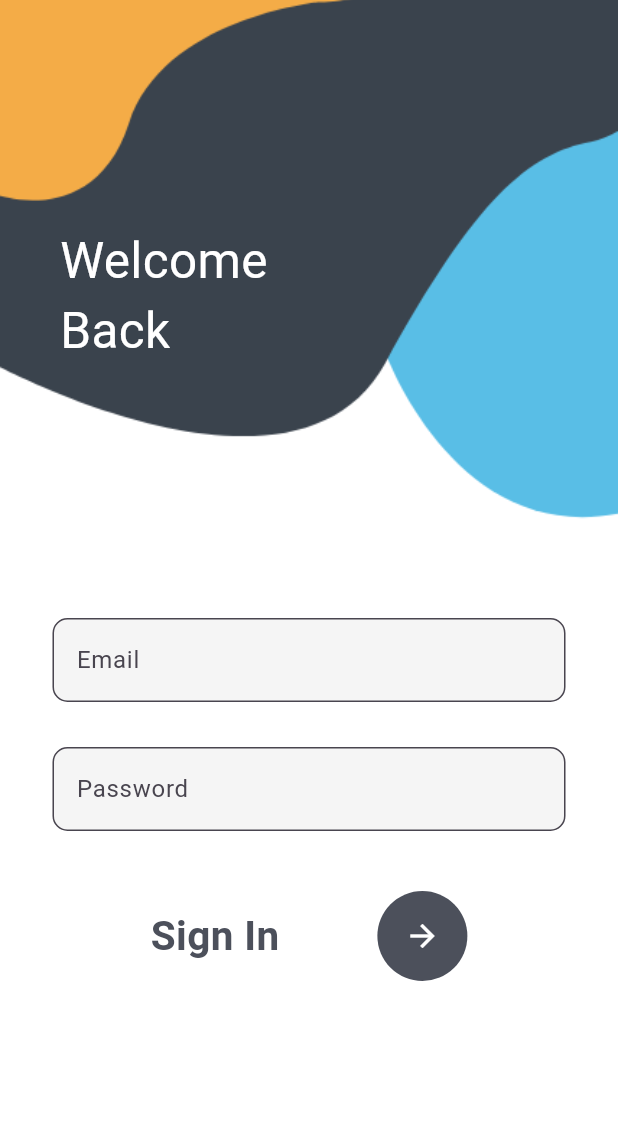
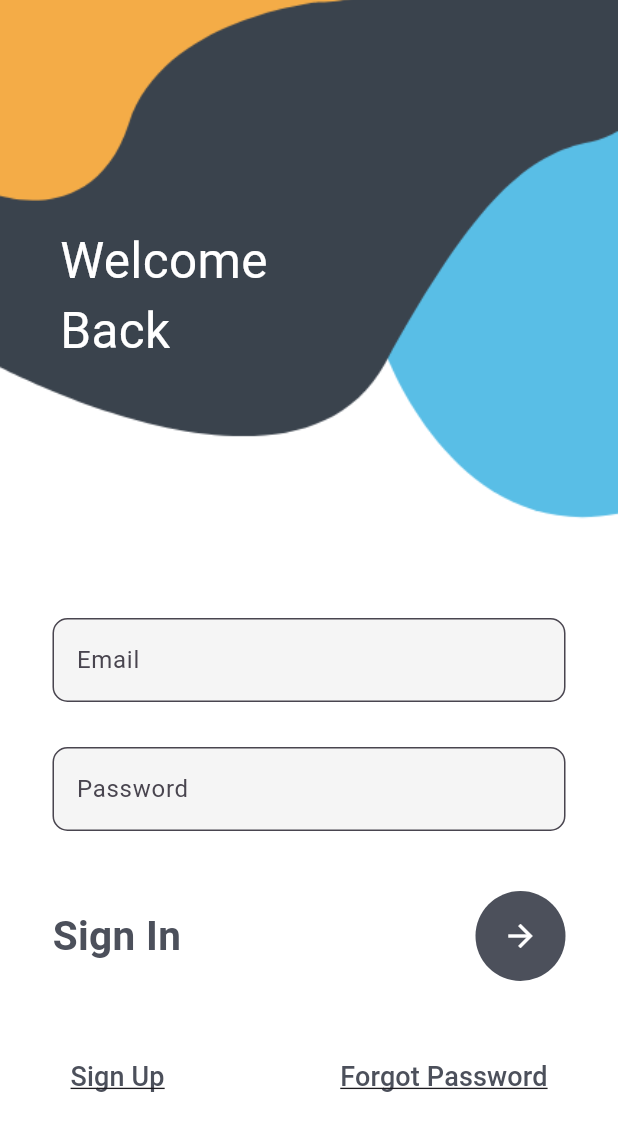
Before and after one commit to AKVrockzzz/Developer, a Flutter app: the screen it shows after launch, after a tap on the "arrow forward" icon, on a phone screen of 412 x 824 dp. Shown: the top 1131 px of the screen. Run offline on Flutter 3.47's test engine with Material 3 defaults, Android fonts, the phone set to English and light mode, and no system bars.

```diff
--- a/login_signup_page/lib/login.dart
+++ b/login_signup_page/lib/login.dart
@@ -62,11 +62,12 @@ class _MyLoginState extends State<MyLogin> {
                       height: 40,
                     ),
                     Row(
-                      mainAxisAlignment: MainAxisAlignment.spaceEvenly,
+                      mainAxisAlignment: MainAxisAlignment.spaceBetween,
                       children: [
                         Text('Sign In', style: TextStyle(
                           color: Color(0xff4c505b),
-                          fontSize: 27, fontWeight: FontWeight.w700
+                          fontSize: 27, fontWeight: FontWeight.w700,
+
                         ),),
                         CircleAvatar(
                           radius: 30,
@@ -76,6 +77,24 @@ class _MyLoginState extends State<MyLogin> {
                               onPressed: (){},
                               icon: Icon(Icons.arrow_forward)),
                         )
+                      ],
+                    ),
+                    SizedBox(height: 40,),
+                    Row(
+                      mainAxisAlignment: MainAxisAlignment.spaceBetween,
+                      children: [
+                        TextButton(onPressed: (){
+                          Navigator.pushNamed(context, 'register');
+                        }, child: Text("Sign Up", style: TextStyle(
+                          decoration: TextDecoration.underline,
+                          fontSize: 18,
+                          color: Color(0xff4c505b)
+                        ),)),
+                        TextButton(onPressed: (){}, child: Text("Forgot Password", style: TextStyle(
+                            decoration: TextDecoration.underline,
+                            fontSize: 18,
+                            color: Color(0xff4c505b)
+                        ),)),
                       ],
                     )
                   ],
--- a/login_signup_page/lib/main.dart
+++ b/login_signup_page/lib/main.dart
@@ -1,12 +1,14 @@
 import 'package:flutter/material.dart';
 import 'package:login_signup_page/login.dart';
+import 'package:login_signup_page/register.dart';
 
 void main() {
   runApp(MaterialApp(
     debugShowCheckedModeBanner: false,
     initialRoute: 'login',
     routes: {
-      'login' : (context) => MyLogin()
+      'login' : (context) => MyLogin(),
+      'register' : (context) => MyRegister()
     },
   ));
 }
```
Also changed, not shown: login_signup_page/lib/register.dart (added, +152 -0 lines).
